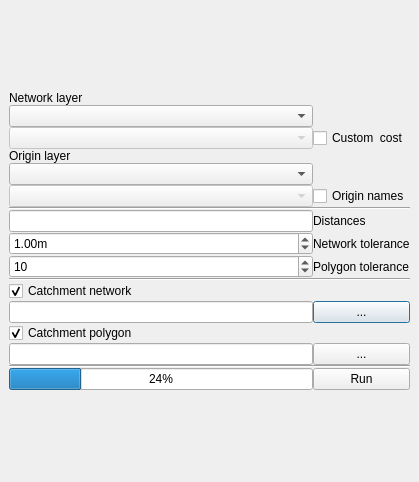
Old version of the form catchment_analyser_dialog_base.ui in the repository OpenDigitalWorks/CatchmentAnalyser.
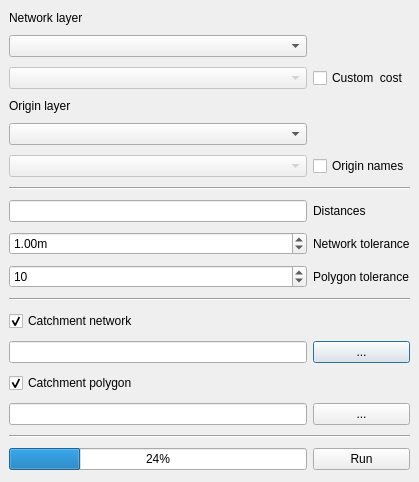
New version of the form.

```diff
--- a/catchment_analyser_dialog_base.ui
+++ b/catchment_analyser_dialog_base.ui
@@ -16,6 +16,12 @@
     <verstretch>0</verstretch>
    </sizepolicy>
   </property>
+  <property name="maximumSize">
+   <size>
+    <width>16777215</width>
+    <height>482</height>
+   </size>
+  </property>
   <property name="windowTitle">
    <string>Catchment Analyser</string>
   </property>
@@ -40,6 +46,12 @@
    </property>
    <item row="0" column="0">
     <layout class="QGridLayout" name="gridLayout">
+     <property name="horizontalSpacing">
+      <number>6</number>
+     </property>
+     <property name="verticalSpacing">
+      <number>10</number>
+     </property>
      <item row="12" column="1">
       <widget class="QPushButton" name="networkSaveButton">
        <property name="text">
```
